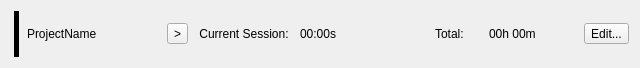
First picture: the form in ui/ProjectWidget.ui, repository aseiis/epochplusplus, before the edit.
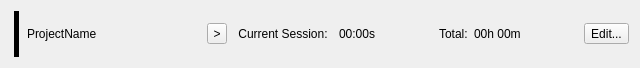
Second picture: the form after the edit. Icons and pictures are not drawn.

Commit message: feat: saving support for the colored line used for project visual identification

```diff
--- a/ui/ProjectWidget.ui
+++ b/ui/ProjectWidget.ui
@@ -55,13 +55,13 @@
     <widget class="QLabel" name="projectNameLabel">
      <property name="minimumSize">
       <size>
-       <width>100</width>
+       <width>152</width>
        <height>0</height>
       </size>
      </property>
      <property name="maximumSize">
       <size>
-       <width>100</width>
+       <width>152</width>
        <height>16777215</height>
       </size>
      </property>
@@ -79,7 +79,7 @@
       <enum>Qt::Horizontal</enum>
      </property>
      <property name="sizeType">
-      <enum>QSizePolicy::Ignored</enum>
+      <enum>QSizePolicy::Preferred</enum>
      </property>
      <property name="sizeHint" stdset="0">
       <size>
@@ -91,10 +91,16 @@
    </item>
    <item>
     <widget class="QToolButton" name="playButton">
+     <property name="sizePolicy">
+      <sizepolicy hsizetype="Maximum" vsizetype="Maximum">
+       <horstretch>0</horstretch>
+       <verstretch>0</verstretch>
+      </sizepolicy>
+     </property>
      <property name="minimumSize">
       <size>
-       <width>16</width>
-       <height>16</height>
+       <width>20</width>
+       <height>20</height>
       </size>
      </property>
      <property name="text">
@@ -106,8 +112,8 @@
      </property>
      <property name="iconSize">
       <size>
-       <width>16</width>
-       <height>16</height>
+       <width>20</width>
+       <height>20</height>
       </size>
      </property>
     </widget>
@@ -147,7 +153,7 @@
       <enum>Qt::Horizontal</enum>
      </property>
      <property name="sizeType">
-      <enum>QSizePolicy::Fixed</enum>
+      <enum>QSizePolicy::Preferred</enum>
      </property>
      <property name="sizeHint" stdset="0">
       <size>
@@ -163,7 +169,7 @@
       <enum>Qt::Horizontal</enum>
      </property>
      <property name="sizeType">
-      <enum>QSizePolicy::Fixed</enum>
+      <enum>QSizePolicy::Preferred</enum>
      </property>
      <property name="sizeHint" stdset="0">
       <size>
@@ -193,7 +199,23 @@
       <enum>Qt::Horizontal</enum>
      </property>
      <property name="sizeType">
-      <enum>QSizePolicy::Fixed</enum>
+      <enum>QSizePolicy::Preferred</enum>
+     </property>
+     <property name="sizeHint" stdset="0">
+      <size>
+       <width>40</width>
+       <height>20</height>
+      </size>
+     </property>
+    </spacer>
+   </item>
+   <item>
+    <spacer name="horizontalSpacer_3">
+     <property name="orientation">
+      <enum>Qt::Horizontal</enum>
+     </property>
+     <property name="sizeType">
+      <enum>QSizePolicy::Preferred</enum>
      </property>
      <property name="sizeHint" stdset="0">
       <size>
```
Left out of the diff: 12 changed lines with no effect on the pictures. The commit also changes 5 other files.
